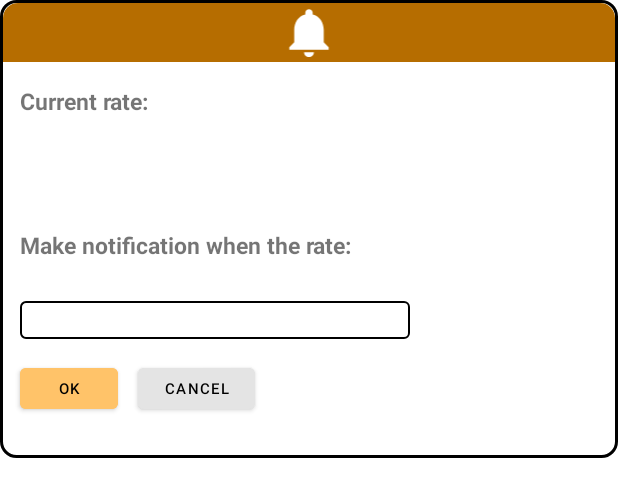
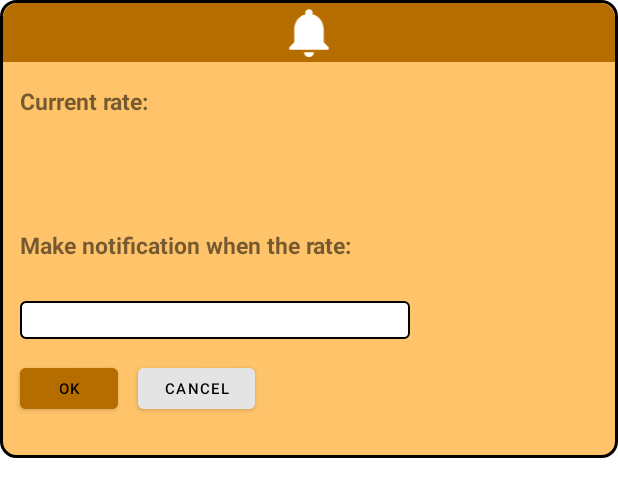
Before and after one commit to NguyenHuy6925/CurrencyPrices, an Android app: the layout notification_dialog.xml on its own in the app's theme, with its tools: preview values and no code run, on a phone screen of 412 x 824 dp. Shown: the top 497 px of the screen. Run offline under Robolectric (Android 15) with nearby library versions, the phone set to English and light mode, and no system bars.

Commit message:
updated 7/8/2022

```diff
--- a/app/src/main/res/drawable/notification_dialog_layout.xml
+++ b/app/src/main/res/drawable/notification_dialog_layout.xml
@@ -1,6 +1,6 @@
 <?xml version="1.0" encoding="utf-8"?>
 <shape xmlns:android="http://schemas.android.com/apk/res/android">
-    <solid android:color="@color/white"/>
+    <solid android:color="@color/main"/>
     <stroke android:width="2dp" android:color="@color/black"/>
     <corners android:radius="10dp"/>
 </shape>
--- a/app/src/main/res/values/colors.xml
+++ b/app/src/main/res/values/colors.xml
@@ -12,7 +12,7 @@
     <color name="image_background_color">#7A7A7A</color>
     <color name="main">#FFC369</color>
     <color name="appbar">#B66D00</color>
-    <color name="btn_ok">#FFC369</color>
+    <color name="btn_ok">#B66D00</color>
     <color name="btn_cancel">#E4E4E4</color>
     <color name="text_navigationview">#FFFFFFFF</color>
 </resources>
```
